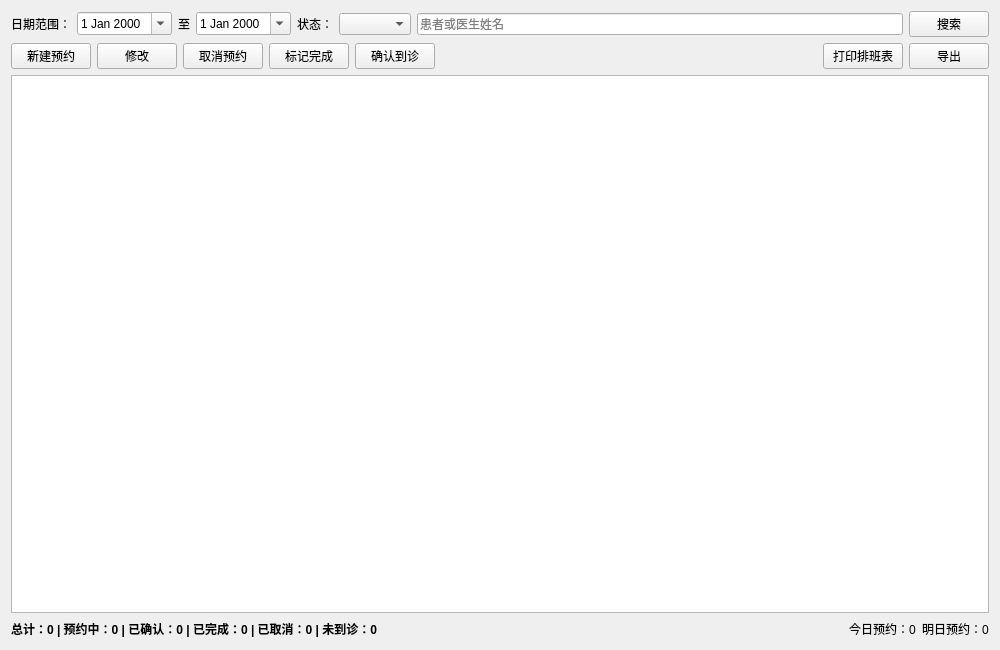
baiye930/work3, file appointmentview.ui: the form before one commit.
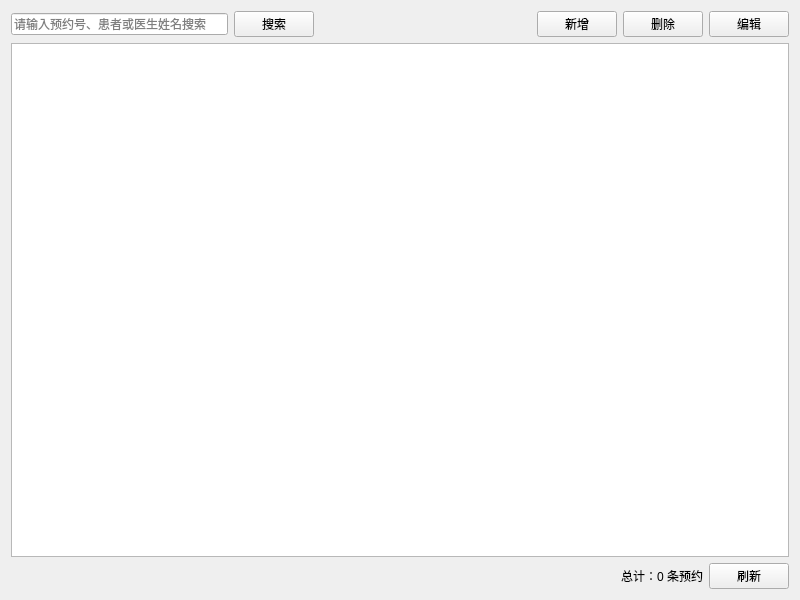
The form after the commit.

```diff
--- a/appointmentview.ui
+++ b/appointmentview.ui
@@ -6,8 +6,8 @@
   <rect>
    <x>0</x>
    <y>0</y>
-   <width>1000</width>
-   <height>650</height>
+    <width>800</width>
+    <height>600</height>
   </rect>
  </property>
  <property name="windowTitle">
@@ -15,50 +15,11 @@
  </property>
  <layout class="QVBoxLayout" name="verticalLayout">
   <item>
-   <layout class="QHBoxLayout" name="filterLayout">
-    <item>
-     <widget class="QLabel" name="label">
-      <property name="text">
-       <string>日期范围：</string>
-      </property>
-     </widget>
-    </item>
-    <item>
-     <widget class="QDateEdit" name="dateFrom">
-      <property name="calendarPopup">
-       <bool>true</bool>
-      </property>
-     </widget>
-    </item>
-    <item>
-     <widget class="QLabel" name="label_2">
-      <property name="text">
-       <string>至</string>
-      </property>
-     </widget>
-    </item>
-    <item>
-     <widget class="QDateEdit" name="dateTo">
-      <property name="calendarPopup">
-       <bool>true</bool>
-      </property>
-     </widget>
-    </item>
-    <item>
-     <widget class="QLabel" name="label_3">
-      <property name="text">
-       <string>状态：</string>
-      </property>
-     </widget>
-    </item>
-    <item>
-     <widget class="QComboBox" name="cmbStatus">
-     </widget>
-    </item>
+    <layout class="QHBoxLayout" name="horizontalLayout">
     <item>
      <widget class="QLineEdit" name="txtSearch">
       <property name="placeholderText">
-       <string>患者或医生姓名</string>
+        <string>请输入预约号、患者或医生姓名搜索</string>
       </property>
      </widget>
     </item>
@@ -69,69 +30,37 @@
       </property>
      </widget>
     </item>
-   </layout>
-  </item>
   <item>
-   <layout class="QHBoxLayout" name="buttonLayout">
+      <spacer name="horizontalSpacer">
+       <property name="orientation">
+        <enum>Qt::Horizontal</enum>
+       </property>
+       <property name="sizeHint" stdset="0">
+        <size>
+         <width>40</width>
+         <height>20</height>
+        </size>
+       </property>
+      </spacer>
+     </item>
     <item>
      <widget class="QPushButton" name="btnAdd">
       <property name="text">
-       <string>新建预约</string>
+        <string>新增</string>
+       </property>
+      </widget>
+     </item>
+     <item>
+      <widget class="QPushButton" name="btnDelete">
+       <property name="text">
+        <string>删除</string>
       </property>
      </widget>
     </item>
     <item>
      <widget class="QPushButton" name="btnEdit">
       <property name="text">
-       <string>修改</string>
-      </property>
-     </widget>
-    </item>
-    <item>
-     <widget class="QPushButton" name="btnCancel">
-      <property name="text">
-       <string>取消预约</string>
-      </property>
-     </widget>
-    </item>
-    <item>
-     <widget class="QPushButton" name="btnComplete">
-      <property name="text">
-       <string>标记完成</string>
-      </property>
-     </widget>
-    </item>
-    <item>
-     <widget class="QPushButton" name="btnConfirm">
-      <property name="text">
-       <string>确认到诊</string>
-      </property>
-     </widget>
-    </item>
-    <item>
-     <spacer name="horizontalSpacer">
-      <property name="orientation">
-       <enum>Qt::Horizontal</enum>
-      </property>
-      <property name="sizeHint" stdset="0">
-       <size>
-        <width>40</width>
-        <height>20</height>
-       </size>
-      </property>
-     </spacer>
-    </item>
-    <item>
-     <widget class="QPushButton" name="btnPrintSchedule">
-      <property name="text">
-       <string>打印排班表</string>
-      </property>
-     </widget>
-    </item>
-    <item>
-     <widget class="QPushButton" name="btnExport">
-      <property name="text">
-       <string>导出</string>
+        <string>编辑</string>
       </property>
      </widget>
     </item>
@@ -154,17 +83,7 @@
    </widget>
   </item>
   <item>
-   <layout class="QHBoxLayout" name="statsLayout">
-    <item>
-     <widget class="QLabel" name="lblCount">
-      <property name="text">
-       <string>总计：0 | 预约中：0 | 已确认：0 | 已完成：0 | 已取消：0 | 未到诊：0</string>
-      </property>
-      <property name="styleSheet">
-       <string notr="true">font-weight: bold;</string>
-      </property>
-     </widget>
-    </item>
+    <layout class="QHBoxLayout" name="horizontalLayout_2">
     <item>
      <spacer name="horizontalSpacer_2">
       <property name="orientation">
@@ -179,16 +98,16 @@
      </spacer>
     </item>
     <item>
-     <widget class="QLabel" name="lblToday">
+      <widget class="QLabel" name="lblCount">
       <property name="text">
-       <string>今日预约：0</string>
+        <string>总计：0 条预约</string>
       </property>
      </widget>
     </item>
     <item>
-     <widget class="QLabel" name="lblTomorrow">
+      <widget class="QPushButton" name="btnRefresh">
       <property name="text">
-       <string>明日预约：0</string>
+        <string>刷新</string>
       </property>
      </widget>
     </item>
```
Lines whose indentation alone changed are shown as unchanged.
